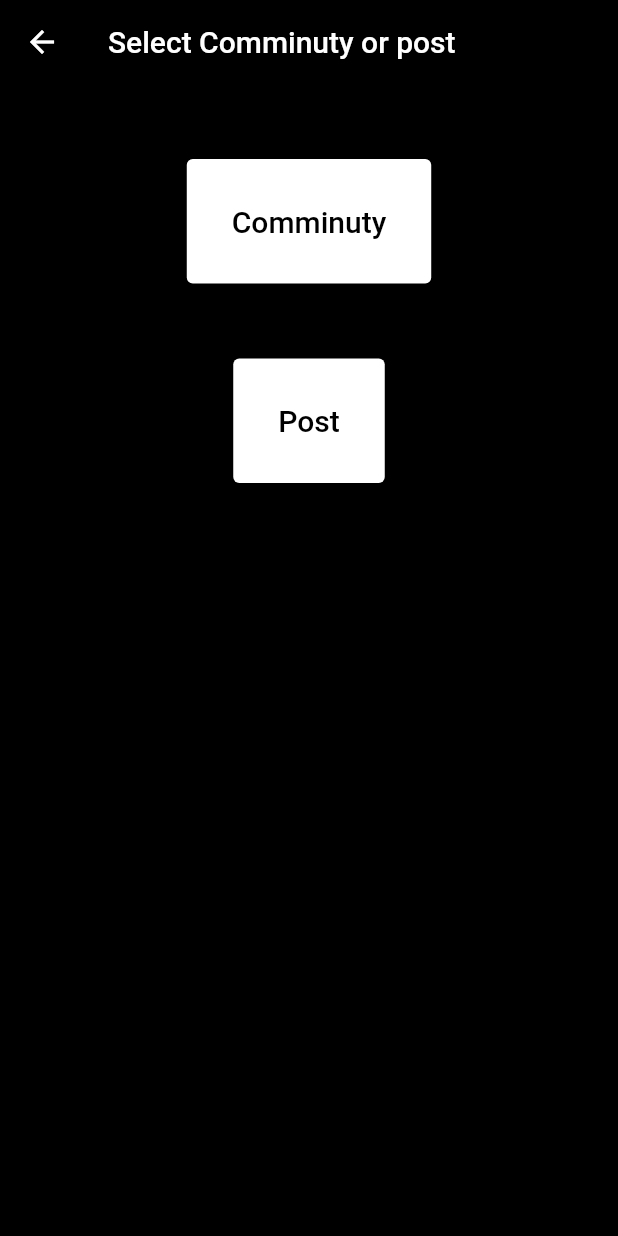
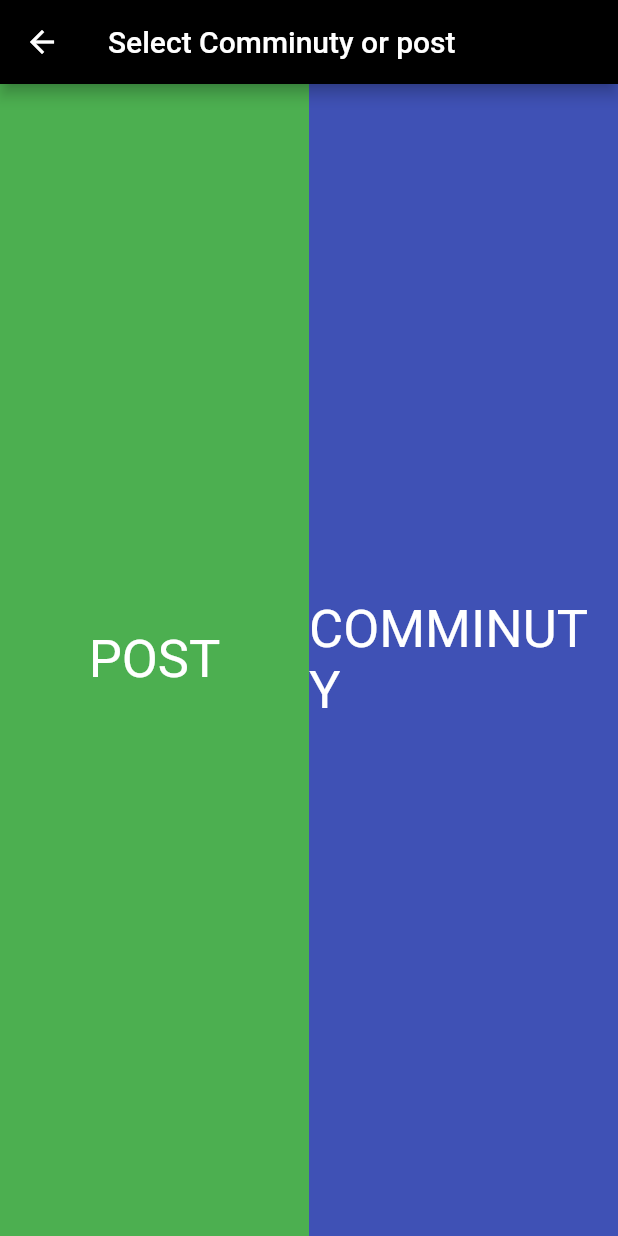
Before and after one commit to MohammadHuseyn/Reddit-SBU, a Flutter app: the Add screen opened directly with sample values from the repository, on a phone screen of 412 x 824 dp. Run offline on Flutter 3.47's test engine with Material 2 defaults, Android fonts, the phone set to English and light mode, and no system bars; our stand-ins replace file_picker; missing offline and left inert: dart:html, firebase_auth_web, firebase_core_web, google_sign_in_web; accounts and stored records are empty.

Commit message:
changing add page theme

```diff
--- a/lib/bottomSwitcher/add.dart
+++ b/lib/bottomSwitcher/add.dart
@@ -22,49 +22,72 @@ class _AddState extends State<Add> {
           backgroundColor: Colors.black54,
           title: Text("Select Comminuty or post"),
         ),
-        body: Column(
+        body: Row(
           children: [
-            SizedBox(
-              height: 50,
+            Container(
+              color:  Colors.green,
+              width: MediaQuery.of(context).size.width/2,
+              child: GestureDetector(
+                child: Center(child: Text("POST",style: TextStyle(color: Colors.white,fontSize: 35),),),
+                onTap: () => print("post"),
+
+              ),
             ),
-            Center(
-                child: ElevatedButton(
-                    onPressed: () {
-                      Navigator.push(
-                          context,
-                          MaterialPageRoute(
-                              builder: (context) => AddComminuty(
-                                    mainUser: widget.mainUser,
-                                  )));
-                    },
-                    style:
-                        ElevatedButton.styleFrom(padding: EdgeInsets.all(30),
-                        primary: Colors.white),
-                    child: Text(
-                      "Comminuty",
-                      style: TextStyle(fontSize: 20,color: Colors.black),
-                    ))),
-            SizedBox(
-              height: 50,
-            ),
-            Center(
-              child: ElevatedButton(
-                  style: ElevatedButton.styleFrom(padding: EdgeInsets.all(30),
-                  primary: Colors.white),
-                  onPressed: () {
-                    Navigator.push(
-                        context,
-                        MaterialPageRoute(
-                            builder: (context) => AddPost(
-                                  mainUser: widget.mainUser,
-                                )));
-                  },
-                  child: Text(
-                    "Post",
-                    style: TextStyle(fontSize: 20,color: Colors.black),
-                  )),
+            Container(
+              color:  Colors.indigo,
+              width: MediaQuery.of(context).size.width/2,
+              child: GestureDetector(
+                child: Center(child: Text("COMMINUTY",style: TextStyle(color: Colors.white,fontSize: 35),)),
+                onTap: () => print("comminuty"),
+
+              ),
             ),
           ],
-        ));
+        )
+        // Column(
+        //   children: [
+        //     SizedBox(
+        //       height: 50,
+        //     ),
+        //     Center(
+        //         child: ElevatedButton(
+        //             onPressed: () {
+        //               Navigator.push(
+        //                   context,
+        //                   MaterialPageRoute(
+        //                       builder: (context) => AddComminuty(
+        //                         mainUser: widget.mainUser,
+        //                       )));
+        //             },
+        //             style:
+        //             ElevatedButton.styleFrom(padding: EdgeInsets.all(30),
+        //                 primary: Colors.white),
+        //             child: Text(
+        //               "Comminuty",
+        //               style: TextStyle(fontSize: 20,color: Colors.black),
+        //             ))),
+        //     SizedBox(
+        //       height: 50,
+        //     ),
+        //     Center(
+        //       child: ElevatedButton(
+        //           style: ElevatedButton.styleFrom(padding: EdgeInsets.all(30),
+        //               primary: Colors.white),
+        //           onPressed: () {
+        //             Navigator.push(
+        //                 context,
+        //                 MaterialPageRoute(
+        //                     builder: (context) => AddPost(
+        //                       mainUser: widget.mainUser,
+        //                     )));
+        //           },
+        //           child: Text(
+        //             "Post",
+        //             style: TextStyle(fontSize: 20,color: Colors.black),
+        //           )),
+        //     ),
+        //   ],
+        // )
+    );
   }
 }
```
